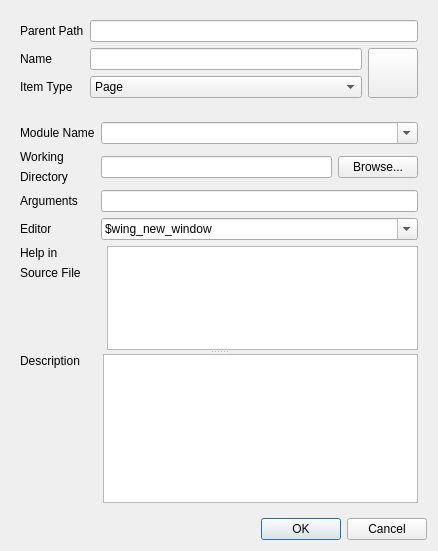
First picture: the form in aphla/gui/Qt4Designer_files/ui_launcher_item_properties.ui, repository NSLS-II/aphla, before the edit.
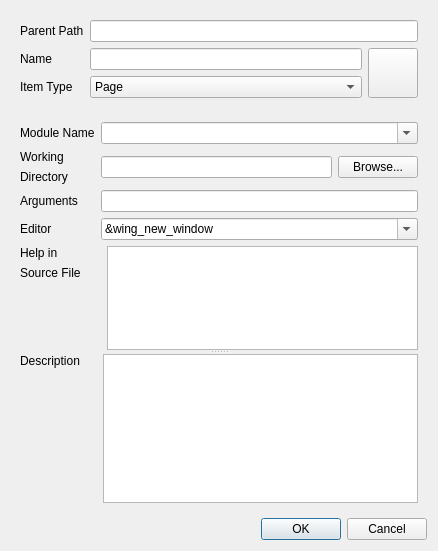
Second picture: the form after the edit. The open tabs and pages were chosen to show the change.

Commit message: changing special editor prefix char from $ to &

What changed in the file:
```diff
--- a/aphla/gui/Qt4Designer_files/ui_launcher_item_properties.ui
+++ b/aphla/gui/Qt4Designer_files/ui_launcher_item_properties.ui
@@ -515,7 +515,7 @@
          </property>
          <item>
           <property name="text">
-           <string>$wing_new_window</string>
+           <string>&amp;wing_new_window</string>
           </property>
          </item>
          <item>
```
Left out of the diff: 28 changed lines with no effect on the pictures. The commit also changes 2 other files.
